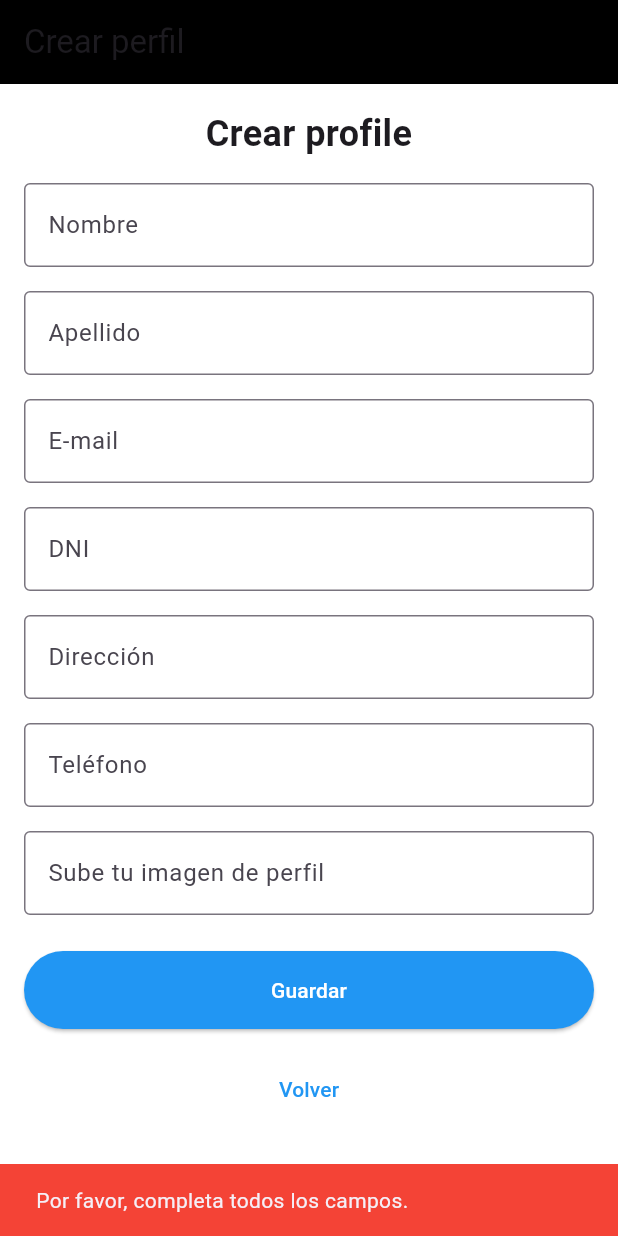
After one commit to devtest-diseno-experimentos/car2go_mobile_app, a Flutter app: the CreateProfilePage screen opened directly, after a tap on "Guardar", on a phone screen of 412 x 824 dp. The commit adds this screen. Run offline on Flutter 3.47's test engine with Material 3 defaults, Android fonts, the light colour scheme and no system bars; our stand-ins replace percent_indicator, shared_preferences; accounts and stored records are empty; network calls fail.

Commit message:
feat(profile): add profile page and register

```diff
--- a/lib/auth/data/auth_service.dart
+++ b/lib/auth/data/auth_service.dart
@@ -5,18 +5,16 @@ import 'package:shared_preferences/shared_preferences.dart';
 
 class AuthService {
   // Iniciar sesión
-  static Future<Map<String, dynamic>?> login(String username, String password) async {
+  static Future<Map<String, dynamic>?> login(
+    String username,
+    String password,
+  ) async {
     final url = Uri.parse(Constant.getEndpoint('authentication/sign-in'));
 
     final response = await http.post(
       url,
-      headers: {
-        "Content-Type": "application/json",
-      },
-      body: jsonEncode({
-        "username": username,
-        "password": password,
-      }),
+      headers: {"Content-Type": "application/json"},
+      body: jsonEncode({"username": username, "password": password}),
     );
 
     if (response.statusCode == 200) {
@@ -26,13 +24,69 @@ class AuthService {
       await prefs.setString('token', data['token']);
       await prefs.setString('username', data['username']);
 
-      return {
-        'token': data['token'],
-        'username': data['username'],
-      };
+      return {'token': data['token'], 'username': data['username']};
     } else {
       print("Login error: ${response.statusCode}");
       return null;
+    }
+  }
+
+  static Future<bool> register(
+    String username,
+    String password,
+    List<String> roles,
+  ) async {
+    final url = Uri.parse(Constant.getEndpoint('authentication/sign-up'));
+
+    final response = await http.post(
+      url,
+      headers: {"Content-Type": "application/json"},
+      body: jsonEncode({
+        "username": username,
+        "password": password,
+        "roles": roles,
+      }),
+    );
+
+    if (response.statusCode == 201) {
+      return true;
+    } else {
+      return false;
+    }
+  }
+
+  static Future<bool> createProfile({
+    required String firstName,
+    required String lastName,
+    required String email,
+    required String dni,
+    required String address,
+    required String phone,
+    required String image,
+  }) async {
+    final url = Uri.parse(Constant.getEndpoint('profiles'));
+
+    final response = await http.post(
+      url,
+      headers: {"Content-Type": "application/json"},
+      body: jsonEncode({
+        "firstName": firstName,
+        "lastName": lastName,
+        "email": email,
+        "dni": dni,
+        "address": address,
+        "phone": phone,
+        "image": image,
+      }),
+    );
+
+    if (response.statusCode == 201) {
+      print("✅ Perfil creado exitosamente.");
+      return true;
+    } else {
+      print("❌ Error al crear el perfil: ${response.statusCode}");
+      print("Detalles: ${response.body}");
+      return false;
     }
   }
 
--- /dev/null
+++ b/lib/auth/presentation/screen/create_profile.dart
@@ -0,0 +1,175 @@
+import 'package:flutter/material.dart';
+import 'package:car2go_mobile_app/auth/data/auth_service.dart';
+
+class CreateProfilePage extends StatefulWidget {
+  const CreateProfilePage({super.key});
+
+  @override
+  _CreateProfilePageState createState() => _CreateProfilePageState();
+}
+
+class _CreateProfilePageState extends State<CreateProfilePage> {
+  final TextEditingController _firstNameController = TextEditingController();
+  final TextEditingController _lastNameController = TextEditingController();
+  final TextEditingController _emailController = TextEditingController();
+  final TextEditingController _dniController = TextEditingController();
+  final TextEditingController _addressController = TextEditingController();
+  final TextEditingController _phoneController = TextEditingController();
+  final TextEditingController _imageController = TextEditingController();
+
+  void _saveProfile() async {
+    final firstName = _firstNameController.text.trim();
+    final lastName = _lastNameController.text.trim();
+    final email = _emailController.text.trim();
+    final dni = _dniController.text.trim();
+    final address = _addressController.text.trim();
+    final phone = _phoneController.text.trim();
+    final image = _imageController.text.trim();
+
+    if (firstName.isEmpty ||
+        lastName.isEmpty ||
+        email.isEmpty ||
+        dni.isEmpty ||
+        address.isEmpty ||
+        phone.isEmpty ||
+        image.isEmpty) {
+      ScaffoldMessenger.of(context).showSnackBar(
+        const SnackBar(
+          content: Text('Por favor, completa todos los campos.'),
+          backgroundColor: Colors.red,
+        ),
+      );
+      return;
+    }
+
+    final success = await AuthService.createProfile(
+      firstName: firstName,
+      lastName: lastName,
+      email: email,
+      dni: dni,
+      address: address,
+      phone: phone,
+      image: image,
+    );
+
+    if (success) {
+      ScaffoldMessenger.of(context).showSnackBar(
+        const SnackBar(
+          content: Text('✅ Perfil creado exitosamente.'),
+          backgroundColor: Colors.green,
+        ),
+      );
+      Navigator.pop(context);
+    } else {
+      ScaffoldMessenger.of(context).showSnackBar(
+        const SnackBar(
+          content: Text('❌ Error al crear el perfil.'),
+          backgroundColor: Colors.red,
+        ),
+      );
+    }
+  }
+
+  @override
+  Widget build(BuildContext context) {
+    return Scaffold(
+      appBar: AppBar(
+        title: const Text('Crear perfil'),
+        backgroundColor: Colors.black,
+      ),
+      body: Padding(
+        padding: const EdgeInsets.all(16.0),
+        child: SingleChildScrollView(
+          child: Column(
+            crossAxisAlignment: CrossAxisAlignment.stretch,
+            children: [
+              const Text(
+                'Crear profile',
+                style: TextStyle(fontSize: 24, fontWeight: FontWeight.bold),
+                textAlign: TextAlign.center,
+              ),
+              const SizedBox(height: 16),
+              TextField(
+                controller: _firstNameController,
+                decoration: const InputDecoration(
+                  labelText: 'Nombre',
+                  border: OutlineInputBorder(),
+                ),
+              ),
+              const SizedBox(height: 16),
+              TextField(
+                controller: _lastNameController,
+                decoration: const InputDecoration(
+                  labelText: 'Apellido',
+                  border: OutlineInputBorder(),
+                ),
+              ),
+              const SizedBox(height: 16),
+              TextField(
+                controller: _emailController,
+                decoration: const InputDecoration(
+                  labelText: 'E-mail',
+                  border: OutlineInputBorder(),
+                ),
+              ),
+              const SizedBox(height: 16),
+              TextField(
+                controller: _dniController,
+                decoration: const InputDecoration(
+                  labelText: 'DNI',
+                  border: OutlineInputBorder(),
+                ),
+              ),
+              const SizedBox(height: 16),
+              TextField(
+                controller: _addressController,
+                decoration: const InputDecoration(
+                  labelText: 'Dirección',
+                  border: OutlineInputBorder(),
+                ),
+              ),
+              const SizedBox(height: 16),
+              TextField(
+                controller: _phoneController,
+                decoration: const InputDecoration(
+                  labelText: 'Teléfono',
+                  border: OutlineInputBorder(),
+                ),
+              ),
+              const SizedBox(height: 16),
+              TextField(
+                controller: _imageController,
+                decoration: const InputDecoration(
+                  labelText: 'Sube tu imagen de perfil',
+                  border: OutlineInputBorder(),
+                ),
+              ),
+              const SizedBox(height: 24),
+              ElevatedButton(
+                onPressed: _saveProfile,
+                style: ElevatedButton.styleFrom(
+                  backgroundColor: Colors.blue,
+                  padding: const EdgeInsets.symmetric(vertical: 16),
+                ),
+                child: const Text(
+                  'Guardar',
+                  style: TextStyle(color: Colors.white),
+                ),
+              ),
+              const SizedBox(height: 16),
+              TextButton(
+                onPressed: () {
+                  Navigator.pop(context);
+                },
+                child: const Text(
+                  'Volver',
+                  style: TextStyle(color: Colors.blue),
+                ),
+              ),
+            ],
+          ),
+        ),
+      ),
+    );
+  }
+}
--- a/lib/auth/presentation/screen/login.dart
+++ b/lib/auth/presentation/screen/login.dart
@@ -3,7 +3,6 @@ import 'package:car2go_mobile_app/main.dart';
 import 'package:car2go_mobile_app/auth/presentation/screen/register.dart';
 import 'package:car2go_mobile_app/auth/data/auth_service.dart';
 import 'package:shared_preferences/shared_preferences.dart';
-
 
 // Login
 class LoginPage extends StatefulWidget {
@@ -152,7 +151,7 @@ class _LoginPageState extends State<LoginPage> {
                         controller: _emailController,
                         keyboardType: TextInputType.emailAddress,
                         decoration: InputDecoration(
-                          labelText: 'E-mail',
+                          labelText: 'Nombre de usuario',
                           labelStyle: TextStyle(color: Colors.black87),
                           border: OutlineInputBorder(
                             borderRadius: BorderRadius.circular(8),
@@ -203,7 +202,10 @@ class _LoginPageState extends State<LoginPage> {
                           final email = _emailController.text.trim();
                           final password = _passwordController.text;
 
-                          final result = await AuthService.login(email, password);
+                          final result = await AuthService.login(
+                            email,
+                            password,
+                          );
 
                           if (result != null) {
                             final username = result['username'];
@@ -212,10 +214,11 @@ class _LoginPageState extends State<LoginPage> {
                             await prefs.setString('username', username);
                             await prefs.setString('token', token);
 
-
                             ScaffoldMessenger.of(context).showSnackBar(
                               SnackBar(
-                                content: Text('✅ Inicio de sesión correcto: $username'),
+                                content: Text(
+                                  '✅ Inicio de sesión correcto: $username',
+                                ),
                                 backgroundColor: Colors.green,
                                 duration: const Duration(seconds: 2),
                               ),
@@ -226,9 +229,10 @@ class _LoginPageState extends State<LoginPage> {
                             Navigator.pushAndRemoveUntil(
                               context,
                               MaterialPageRoute(
-                                builder: (context) => const MyApp(initialIndex: 0),
+                                builder:
+                                    (context) => const MyApp(initialIndex: 0),
                               ),
-                                  (route) => false,
+                              (route) => false,
                             );
                           } else {
                             ScaffoldMessenger.of(context).showSnackBar(
--- a/lib/shared/constants/constant.dart
+++ b/lib/shared/constants/constant.dart
@@ -1,10 +1,10 @@
 class Constant {
-  static const String BASE_URL = "http://10.0.2.2:8080/";
+  static const String BASE_URL =
+      "https://car2go-platform-hpdzhtb8ekceg9gd.canadacentral-01.azurewebsites.net/";
 
   static const String RESOURCE_PATH = "api/v1/";
 
   static String getEndpoint(String route, [String path = ""]) {
     return BASE_URL + RESOURCE_PATH + route + path;
   }
-
 }
```
Also changed, not shown: lib/auth/presentation/screen/register.dart (+58 -26 lines).
